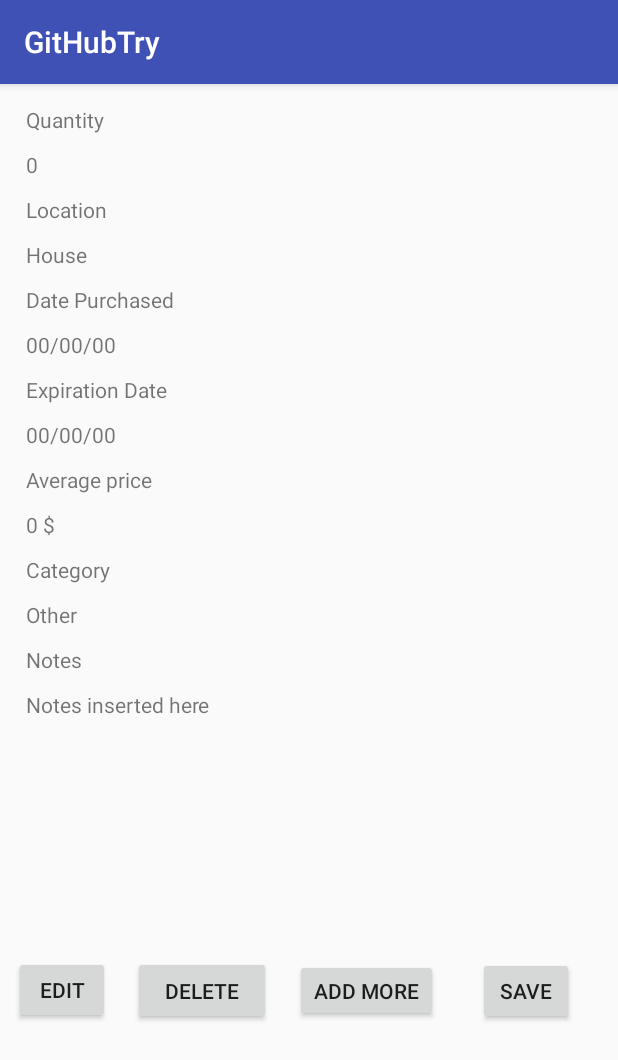
After one commit to ikram-hamizi/GitHubTry, an Android app: the ItemDisplayDetails screen opened directly, with no data from a screen before it, on a phone screen of 412 x 824 dp. The commit adds this screen. Shown: the top 1060 px of the screen. Run offline under Robolectric (Android 15) with nearby library versions, the phone set to English and light mode, and no system bars.

Commit message:
Layout for "Item Detail" view + Class(DBItemsHelper) method "searchItem(ID) that returns an Item object from a database row

```diff
--- a/app/src/main/AndroidManifest.xml
+++ b/app/src/main/AndroidManifest.xml
@@ -16,6 +16,7 @@
                 <category android:name="android.intent.category.LAUNCHER" />
             </intent-filter>
         </activity>
+        <activity android:name=".ItemDisplayDetails" android:exported="true"></activity>
     </application>
 
 </manifest>
--- a/app/src/main/java/com/example/usp05/githubtry/AddItemActivity.java
+++ b/app/src/main/java/com/example/usp05/githubtry/AddItemActivity.java
@@ -33,7 +33,6 @@ public class AddItemActivity extends AppCompatActivity
 
             String item_location = ((EditText) findViewById(R.id.ET_location)).getText().toString();
             String item_datepurch = ((EditText) findViewById(R.id.ET_datepurch)).getText().toString();
-            //String item_type= ((EditText) findViewById(R.id.ET_type)).getText().toString();
             //String item_dateexpired = ((EditText) findViewById(R.id.ET_dateexpired)).getText().toString();
             String item_price = ((EditText) findViewById(R.id.ET_price)).getText().toString();
             String item_category = ((EditText) findViewById(R.id.ET_category)).getText().toString();
--- a/app/src/main/java/com/example/usp05/githubtry/DataModel/DBItemsHelper.java
+++ b/app/src/main/java/com/example/usp05/githubtry/DataModel/DBItemsHelper.java
@@ -32,7 +32,7 @@ public class DBItemsHelper extends SQLiteOpenHelper{
     private long rownInsert;
     SQLiteDatabase appDB;
 
-    private static final String TABLE_CREATE = "CREATE TABLE ITEM (ID INTEGER PRIMARY KEY NOT NULL , " +
+    private static final String ITEM_TABLE_CREATE = "CREATE TABLE ITEM (ID INTEGER PRIMARY KEY NOT NULL , " +
             "NAME TEXT NOT NULL , LOCATION TEXT NOT NULL , TYPE TEXT NOT NULL , DATE_PURCHASED TEXT NOT NULL , " +
             "DATE_EXPIRED TEXT NOT NULL , QUANTITY INT NOT NULL, AVERAGE_PRICE FLOAT NOT NULL , NOTES TEXT NOT NULL);";
 
@@ -42,7 +42,7 @@ public class DBItemsHelper extends SQLiteOpenHelper{
 
     @Override
     public void onCreate(SQLiteDatabase db) {
-        db.execSQL(TABLE_CREATE);
+        db.execSQL(ITEM_TABLE_CREATE);
         this.appDB = db;
     }
 
@@ -94,8 +94,41 @@ public class DBItemsHelper extends SQLiteOpenHelper{
         //show db_insert in AddItemActivity
         return db_insert;
     }
-    public int searchItem(String search_name)
+    public Item searchItem(int search_id)
     {
-        return -1;
+        appDB = this.getReadableDatabase();
+        String search_query = "SELECT ID FROM "+ ITEM_TABLE_NAME;
+
+        Cursor cursor = appDB.rawQuery(search_query, null);
+        Cursor found;
+        String id;
+        if (cursor.moveToFirst())
+        {
+            do {
+                id = cursor.getString(0);
+                if(search_id == Integer.parseInt(id))
+                {
+                    String get_row_query = "SELECT * FROM "+ ITEM_TABLE_NAME + " WHERE ID = " + search_id;
+                    found = appDB.rawQuery(get_row_query, null);
+                   // ID 0
+                   // NAME 1
+                   // LOCATION 2
+                   // TYPE 3
+                   // DATE_PURCHASED 4
+                   // DATE_EXPIRED 5
+                   // QUANTITY 6
+                   // AVERAGE_PRICE 7
+                   // NOTES 8
+
+                    //Item(String name, String location, String type, String date_purchased, String date_expired, String notes, int quantity)
+                    return new Item(found.getString(1), found.getString(2), found.getString(3), found.getString(4), found.getString(5), found.getString(8), Integer.parseInt(found.getString(6)));
+                }
+            }while(cursor.moveToNext());
+        }
+        return null;
+    }
+    public Item searchItem(String search_name)
+    {
+        return null;
     }
 }
--- /dev/null
+++ b/app/src/main/java/com/example/usp05/githubtry/ItemDisplayDetails.java
@@ -0,0 +1,19 @@
+package com.example.usp05.githubtry;
+
+import android.support.v7.app.AppCompatActivity;
+import android.os.Bundle;
+
+public class ItemDisplayDetails extends AppCompatActivity {
+
+    @Override
+    protected void onCreate(Bundle savedInstanceState) {
+        super.onCreate(savedInstanceState);
+        setContentView(R.layout.activity_item_display_details);
+    }
+
+
+
+    //ID of Current Inventory Item clicked needed
+
+
+}
--- /dev/null
+++ b/app/src/main/res/layout/activity_item_display_details.xml
@@ -0,0 +1,158 @@
+<?xml version="1.0" encoding="utf-8"?>
+<android.support.constraint.ConstraintLayout xmlns:android="http://schemas.android.com/apk/res/android"
+    xmlns:app="http://schemas.android.com/apk/res-auto"
+    xmlns:tools="http://schemas.android.com/tools"
+    android:layout_width="match_parent"
+    android:layout_height="match_parent"
+    tools:context=".ItemDisplayDetails">
+
+    <LinearLayout
+        android:id="@+id/linearLayout"
+        android:layout_width="369dp"
+        android:layout_height="432dp"
+        android:layout_marginEnd="10dp"
+        android:layout_marginLeft="10dp"
+        android:layout_marginRight="10dp"
+        android:layout_marginStart="10dp"
+        android:layout_marginTop="14dp"
+        android:orientation="vertical"
+        app:layout_constraintEnd_toEndOf="parent"
+        app:layout_constraintHorizontal_bias="0.333"
+        app:layout_constraintStart_toStartOf="parent"
+        app:layout_constraintTop_toTopOf="parent">
+
+        <TextView
+            android:id="@+id/Quantity_TV"
+            android:layout_width="match_parent"
+            android:layout_height="30dp"
+            android:text="Quantity" />
+
+        <TextView
+            android:id="@+id/quantity_info_TV"
+            android:layout_width="match_parent"
+            android:layout_height="30dp"
+            android:text="0" />
+
+        <TextView
+            android:id="@+id/location_TV"
+            android:layout_width="match_parent"
+            android:layout_height="30dp"
+            android:text="Location" />
+
+        <TextView
+            android:id="@+id/location_info_TV"
+            android:layout_width="match_parent"
+            android:layout_height="30dp"
+            android:text="House" />
+
+        <TextView
+            android:id="@+id/quantity_TV3"
+            android:layout_width="match_parent"
+            android:layout_height="30dp"
+            android:text="Date Purchased" />
+
+        <TextView
+            android:id="@+id/datepurch_info_TV"
+            android:layout_width="match_parent"
+            android:layout_height="30dp"
+            android:text="00/00/00" />
+
+        <TextView
+            android:id="@+id/quantity_TV2"
+            android:layout_width="match_parent"
+            android:layout_height="30dp"
+            android:text="Expiration Date" />
+
+        <TextView
+            android:id="@+id/dateexp_info_TV"
+            android:layout_width="match_parent"
+            android:layout_height="30dp"
+            android:text="00/00/00" />
+
+        <TextView
+            android:id="@+id/quantity_TV4"
+            android:layout_width="match_parent"
+            android:layout_height="30dp"
+            android:text="Average price" />
+
+        <TextView
+            android:id="@+id/avgprice_info_TV"
+            android:layout_width="match_parent"
+            android:layout_height="30dp"
+            android:text="0 $" />
+
+        <TextView
+            android:id="@+id/quantity_TV5"
+            android:layout_width="match_parent"
+            android:layout_height="30dp"
+            android:text="Category" />
+
+        <TextView
+            android:id="@+id/category_info_TV"
+            android:layout_width="match_parent"
+            android:layout_height="30dp"
+            android:text="Other" />
+
+        <TextView
+            android:id="@+id/quantity_TV6"
+            android:layout_width="match_parent"
+            android:layout_height="30dp"
+            android:text="Notes" />
+
+        <TextView
+            android:id="@+id/note_info_TV"
+            android:layout_width="match_parent"
+            android:layout_height="30dp"
+            android:text="Notes inserted here" />
+
+    </LinearLayout>
+
+    <Button
+        android:id="@+id/itemDelete"
+        android:layout_width="92dp"
+        android:layout_height="46dp"
+        android:layout_marginLeft="15dp"
+        android:layout_marginStart="15dp"
+        android:text="Delete"
+        app:layout_constraintBottom_toBottomOf="@+id/itemEdit"
+        app:layout_constraintStart_toEndOf="@+id/itemEdit"
+        app:layout_constraintTop_toTopOf="@+id/itemEdit" />
+
+    <Button
+        android:id="@+id/itemSave"
+        android:layout_width="64dp"
+        android:layout_height="45dp"
+        android:layout_marginEnd="16dp"
+        android:layout_marginLeft="13dp"
+        android:layout_marginRight="16dp"
+        android:layout_marginStart="13dp"
+        android:text="Save"
+        app:layout_constraintBottom_toBottomOf="@+id/itemAddMore"
+        app:layout_constraintEnd_toEndOf="parent"
+        app:layout_constraintStart_toEndOf="@+id/itemAddMore"
+        app:layout_constraintTop_toTopOf="@+id/itemAddMore" />
+
+    <Button
+        android:id="@+id/itemAddMore"
+        android:layout_width="95dp"
+        android:layout_height="42dp"
+        android:layout_marginLeft="16dp"
+        android:layout_marginStart="16dp"
+        android:text="Add More"
+        app:layout_constraintBottom_toBottomOf="@+id/itemDelete"
+        app:layout_constraintStart_toEndOf="@+id/itemDelete"
+        app:layout_constraintTop_toTopOf="@+id/itemDelete" />
+
+    <Button
+        android:id="@+id/itemEdit"
+        android:layout_width="64dp"
+        android:layout_height="45dp"
+        android:layout_marginBottom="13dp"
+        android:layout_marginLeft="9dp"
+        android:layout_marginStart="9dp"
+        android:layout_marginTop="7dp"
+        android:text="Edit"
+        app:layout_constraintBottom_toBottomOf="parent"
+        app:layout_constraintStart_toStartOf="parent"
+        app:layout_constraintTop_toBottomOf="@+id/linearLayout" />
+</android.support.constraint.ConstraintLayout>
```
